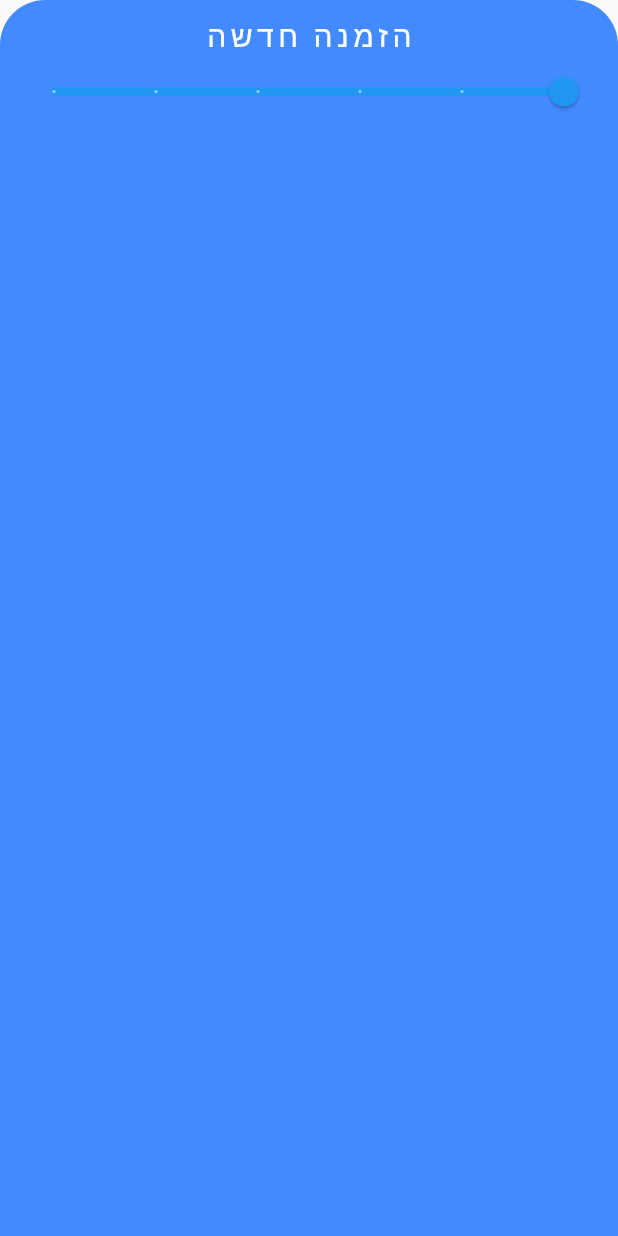
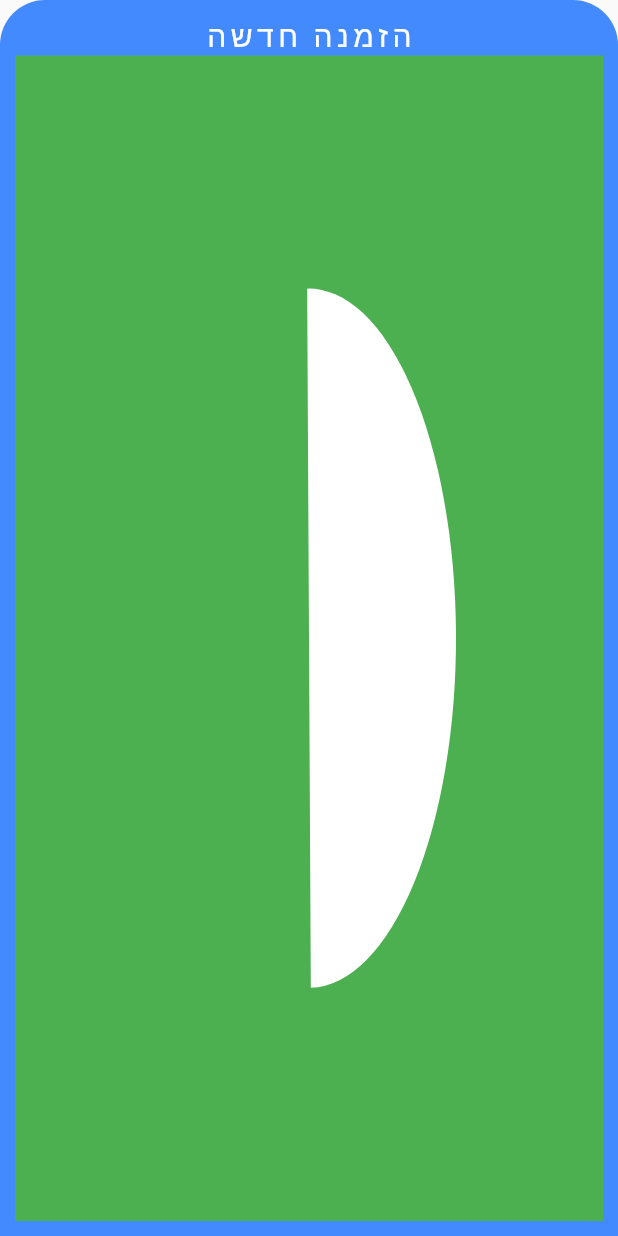
Before and after one commit to adamdoma/pizzeria, a Flutter app: the NewOrder widget shown alone on an empty page, opened directly, on a phone screen of 412 x 824 dp. Run offline on Flutter 3.47's test engine with Material 2 defaults, Android fonts, the light colour scheme and no system bars; our stand-ins replace cloud_firestore, firebase_auth, modal_progress_hud; missing offline and left inert: dart:ffi; accounts and stored records are empty.

Commit message:
no big change only testing to order screen

```diff
--- a/lib/components/updatesFromSeller.dart
+++ b/lib/components/updatesFromSeller.dart
@@ -40,7 +40,6 @@ class _UpdateFromSellerState extends State<UpdateFromSeller> {
 
   void setMeal() async {
     ordersCollection = widget.fireStore;
-
     final orderCollection =
         await ordersCollection.collection('orders').getDocuments();
 
@@ -148,7 +147,7 @@ class orderStatus extends StatelessWidget {
     return Icon(
       Icons.brightness_1,
       color: statColor[status],
-      size: 50,
+      size: 40,
     );
   }
 }
--- a/lib/screens/order_history_screen.dart
+++ b/lib/screens/order_history_screen.dart
@@ -19,7 +19,6 @@ class _OrederHistoryState extends State<OrederHistory> {
   void initState() {
     // TODO: implement initState
     super.initState();
-    Future.delayed(Duration(seconds: 3));
     UserOrderHistory();
   }
 
@@ -42,7 +41,7 @@ class _OrederHistoryState extends State<OrederHistory> {
     }
     else
     return Container(
-      padding: EdgeInsets.only(top: 20),
+      padding: EdgeInsets.only(top: 20,left: 10,right: 10),
       decoration: BoxDecoration(
         color: Colors.blueAccent,
         borderRadius: BorderRadius.only(
@@ -56,11 +55,13 @@ class _OrederHistoryState extends State<OrederHistory> {
             itemCount:mealList.length ,
             itemBuilder: (context,index){
               return Card(
+                color: Colors.white70,
                 elevation: 5,
                 child: ListTile(
+                  leading: Icon(Icons.account_circle),
                   subtitle: Text('Date: ${mealList[index].orderDate.day}/${mealList[index].orderDate.month}/${mealList[index].orderDate.year}'),
                   title: Text('${mealList[index].userEmail}'),
-                  trailing: Text('20\$'),
+                  trailing: Text('20\u20AA'),
                 )
               );
             },
--- a/lib/screens/order_screen.dart
+++ b/lib/screens/order_screen.dart
@@ -1,6 +1,34 @@
+import 'dart:math' as math;
+
+import 'package:cloud_firestore/cloud_firestore.dart';
+import 'package:flutter/cupertino.dart';
 import 'package:flutter/material.dart';
 
-class NewOrder extends StatelessWidget {
+class NewOrder extends StatefulWidget {
+  @override
+  _NewOrderState createState() => _NewOrderState();
+}
+
+class _NewOrderState extends State<NewOrder> {
+
+  final _fireStore = Firestore.instance;
+  List<MyPainter> pizza = [MyPainter(direction: 1),MyPainter(direction: -1)];
+  int index =0;
+
+  @override
+  void initState() {
+    // TODO: implement initState
+    super.initState();
+    test();
+  }
+
+  void test()async{
+    var t = await _fireStore.collection('menu/ixrmSDe3HG4F1dvJx6hr/add_on').getDocuments();
+    for(var i in t.documents){
+      print(i.data['onion']);
+    }
+  }
+
   @override
   Widget build(BuildContext context) {
     return Container(
@@ -21,17 +49,58 @@ class NewOrder extends StatelessWidget {
             letterSpacing: 3,
           ),
           ),
-          Slider(
-            value: 5,
-            onChanged: (val){
-              val +=1;
-            },
-            min: 0.5,
-            max: 5,
-            divisions: 5,
+          Expanded(
+            flex: 1,
+            child: Container(
+              color: Colors.green,
+              child: FittedBox(
+                fit: BoxFit.fill,
+                child: CustomPaint(
+                  size: Size(200,200),
+                  painter: pizza[index],
+                ),
+              ),
+            ),
           ),
+//          Expanded(
+//            flex: 2,
+//            child: Container(
+//              color: Colors.black,
+//            ),
+//          ),
         ],
       ),
     );
   }
 }
+
+class MyPainter extends CustomPainter{
+  int direction;
+  MyPainter({this.direction});
+  @override
+  void paint(Canvas canvas, Size size) {
+    var centerX = size.width/2;
+    var centerY = size.height/2;
+    var center = Offset(centerX,centerY);
+    var radius = math.min(centerX,size.height);
+    var brush = Paint()
+    ..color=Colors.deepOrange;
+
+    var line = Paint()
+    ..color = Colors.white
+    ..strokeWidth = 1;
+
+    canvas.drawArc(Rect.fromCenter(center: center,height: centerY+20,width: centerX),4.7*direction,math.pi,false,line);
+//    canvas.drawCircle(center, radius, brush);
+    print(radius);
+//    canvas.drawLine(center, Offset(centerX,0), line);
+  }
+
+  @override
+  bool shouldRepaint(CustomPainter oldDelegate) {
+    return true;
+    throw UnimplementedError();
+  }
+
+
+}
--- a/lib/screens/user_home_screen.dart
+++ b/lib/screens/user_home_screen.dart
@@ -118,7 +118,7 @@ class _UserHomeScreenState extends State<UserHomeScreen>
               ),
             ),
             Expanded(
-              flex: 3,
+              flex: 4,
               child: Container(
                   padding: EdgeInsets.all(10),
                   child: myList[tabIndex]
```
